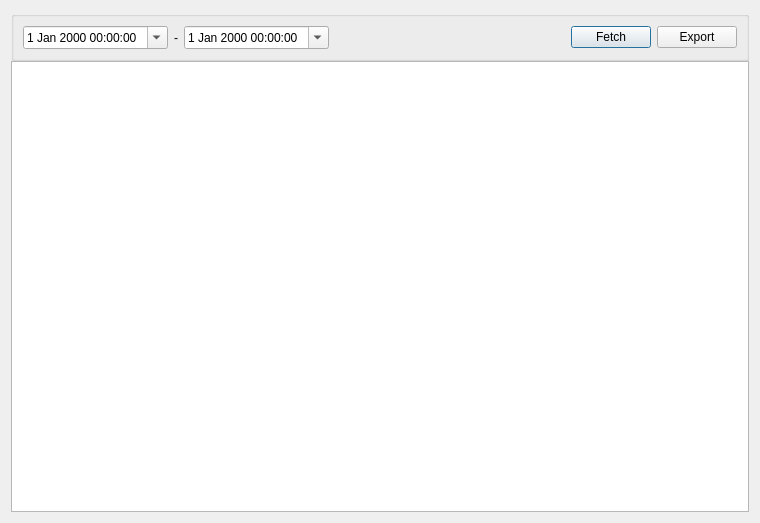
This is charts/cash_flow_statement/cashflowstatementdialog.ui in ytxerp/ytx-client as Qt 5 draws it before an edit. The edited form follows.
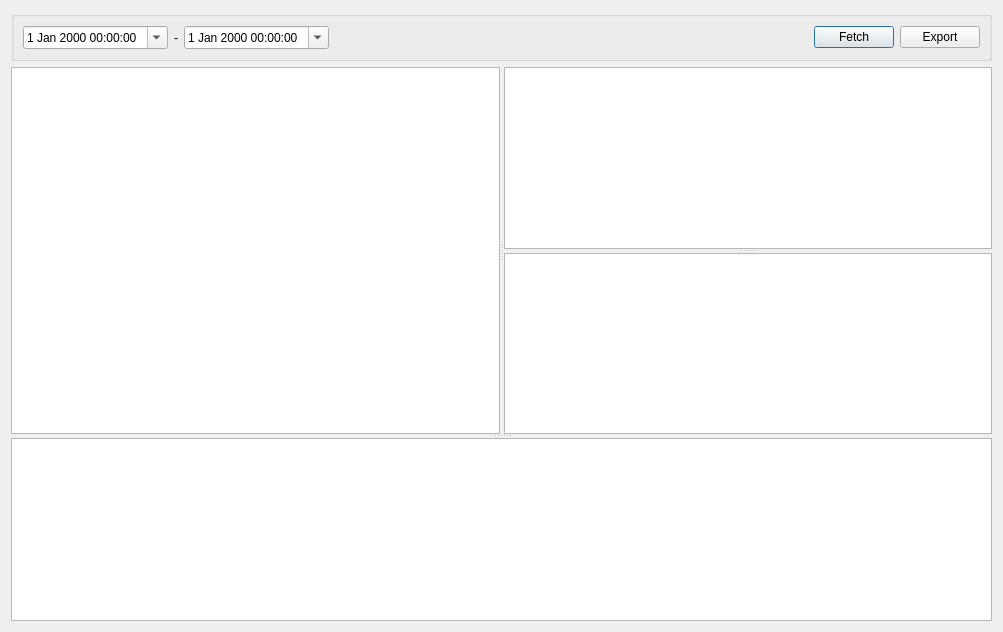
This is the edited form. Custom widgets are drawn as their Qt base class.

The edit to the form file:
```diff
--- a/charts/cash_flow_statement/cashflowstatementdialog.ui
+++ b/charts/cash_flow_statement/cashflowstatementdialog.ui
@@ -6,17 +6,14 @@
    <rect>
     <x>0</x>
     <y>0</y>
-    <width>760</width>
-    <height>523</height>
+    <width>1003</width>
+    <height>632</height>
    </rect>
   </property>
   <property name="windowTitle">
    <string>Cash Flow Statement</string>
   </property>
   <layout class="QGridLayout" name="gridLayout">
-   <property name="verticalSpacing">
-    <number>0</number>
-   </property>
    <item row="0" column="0">
     <widget class="QGroupBox" name="groupBoxView">
      <property name="title">
@@ -78,7 +75,25 @@
     </widget>
    </item>
    <item row="1" column="0">
-    <widget class="QTreeView" name="treeView"/>
+    <widget class="QSplitter" name="splitter_root">
+     <property name="orientation">
+      <enum>Qt::Orientation::Vertical</enum>
+     </property>
+     <widget class="QSplitter" name="splitter_h">
+      <property name="orientation">
+       <enum>Qt::Orientation::Horizontal</enum>
+      </property>
+      <widget class="QTreeView" name="treeView"/>
+      <widget class="QSplitter" name="splitter_v">
+       <property name="orientation">
+        <enum>Qt::Orientation::Vertical</enum>
+       </property>
+       <widget class="QTreeView" name="treeViewCarrier"/>
+       <widget class="QTreeView" name="treeViewSpecial"/>
+      </widget>
+     </widget>
+     <widget class="QTableView" name="tableView"/>
+    </widget>
    </item>
   </layout>
  </widget>
```
